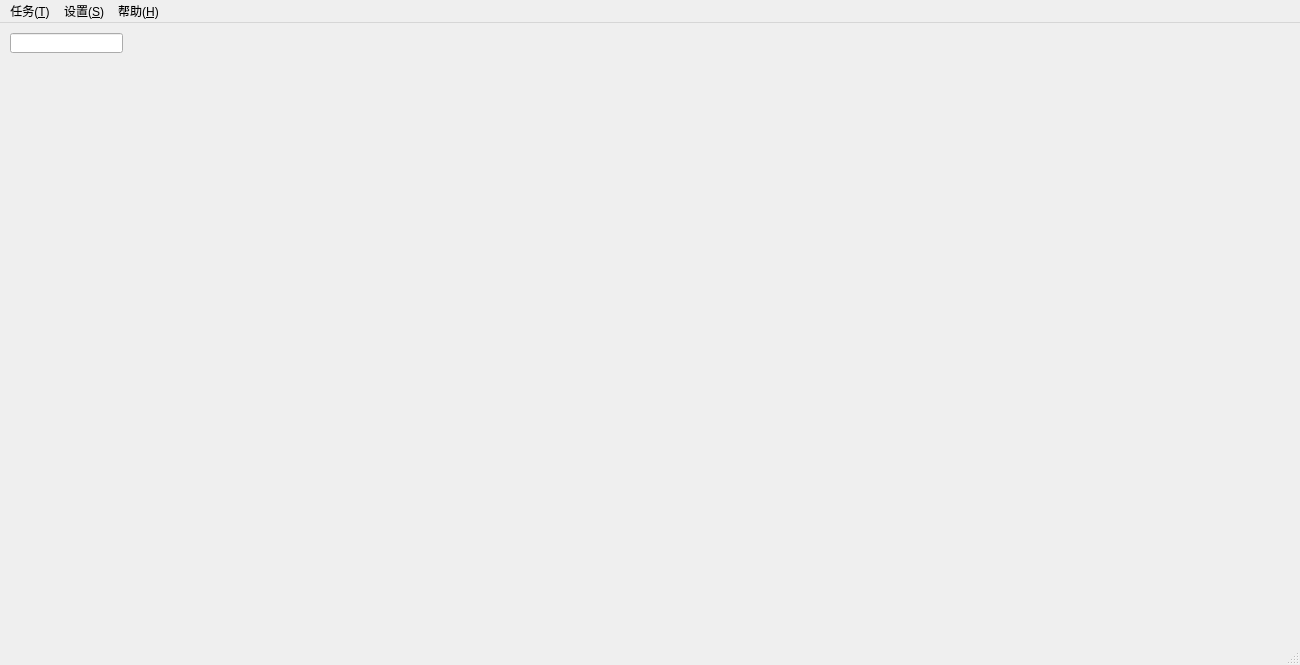
Old version of the form mainwindow.ui in the repository ChickenSeller/Primer-Maker.
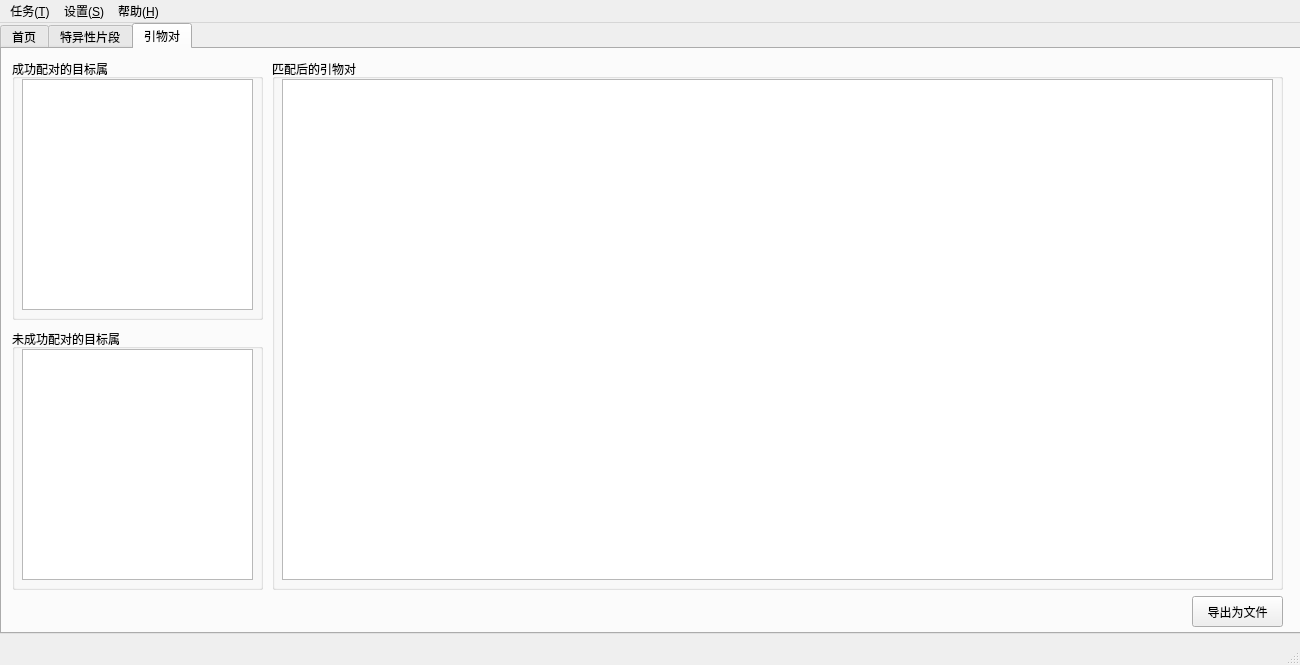
New version of the form.

The edit to the form file:
```diff
--- a/mainwindow.ui
+++ b/mainwindow.ui
@@ -14,15 +14,190 @@
    <string>MainWindow</string>
   </property>
   <widget class="QWidget" name="centralWidget">
-   <widget class="QLineEdit" name="lineEdit">
+   <widget class="QTabWidget" name="tabWidget">
     <property name="geometry">
      <rect>
-      <x>10</x>
-      <y>10</y>
-      <width>113</width>
-      <height>20</height>
+      <x>0</x>
+      <y>0</y>
+      <width>1301</width>
+      <height>611</height>
      </rect>
     </property>
+    <property name="currentIndex">
+     <number>2</number>
+    </property>
+    <widget class="QWidget" name="tab_3">
+     <attribute name="title">
+      <string>首页</string>
+     </attribute>
+    </widget>
+    <widget class="QWidget" name="tab">
+     <attribute name="title">
+      <string>特异性片段</string>
+     </attribute>
+     <widget class="QGroupBox" name="groupBox">
+      <property name="geometry">
+       <rect>
+        <x>10</x>
+        <y>10</y>
+        <width>251</width>
+        <height>531</height>
+       </rect>
+      </property>
+      <property name="title">
+       <string>目标属</string>
+      </property>
+      <widget class="QListWidget" name="listWidget">
+       <property name="geometry">
+        <rect>
+         <x>10</x>
+         <y>20</y>
+         <width>231</width>
+         <height>501</height>
+        </rect>
+       </property>
+       <item>
+        <property name="text">
+         <string>目标属A</string>
+        </property>
+       </item>
+       <item>
+        <property name="text">
+         <string>目标属B</string>
+        </property>
+       </item>
+      </widget>
+     </widget>
+     <widget class="QGroupBox" name="groupBox_2">
+      <property name="geometry">
+       <rect>
+        <x>270</x>
+        <y>10</y>
+        <width>1011</width>
+        <height>531</height>
+       </rect>
+      </property>
+      <property name="sizePolicy">
+       <sizepolicy hsizetype="Expanding" vsizetype="Preferred">
+        <horstretch>0</horstretch>
+        <verstretch>0</verstretch>
+       </sizepolicy>
+      </property>
+      <property name="title">
+       <string>特异性片段</string>
+      </property>
+      <widget class="QListWidget" name="listWidget_2">
+       <property name="geometry">
+        <rect>
+         <x>10</x>
+         <y>20</y>
+         <width>991</width>
+         <height>501</height>
+        </rect>
+       </property>
+      </widget>
+     </widget>
+     <widget class="QPushButton" name="pushButton">
+      <property name="geometry">
+       <rect>
+        <x>1190</x>
+        <y>547</y>
+        <width>91</width>
+        <height>31</height>
+       </rect>
+      </property>
+      <property name="text">
+       <string>导出为文件</string>
+      </property>
+     </widget>
+    </widget>
+    <widget class="QWidget" name="tab_2">
+     <attribute name="title">
+      <string>引物对</string>
+     </attribute>
+     <widget class="QGroupBox" name="groupBox_3">
+      <property name="geometry">
+       <rect>
+        <x>10</x>
+        <y>10</y>
+        <width>251</width>
+        <height>261</height>
+       </rect>
+      </property>
+      <property name="title">
+       <string>成功配对的目标属</string>
+      </property>
+      <widget class="QListWidget" name="listWidget_3">
+       <property name="geometry">
+        <rect>
+         <x>10</x>
+         <y>20</y>
+         <width>231</width>
+         <height>231</height>
+        </rect>
+       </property>
+      </widget>
+     </widget>
+     <widget class="QGroupBox" name="groupBox_4">
+      <property name="geometry">
+       <rect>
+        <x>10</x>
+        <y>280</y>
+        <width>251</width>
+        <height>261</height>
+       </rect>
+      </property>
+      <property name="title">
+       <string>未成功配对的目标属</string>
+      </property>
+      <widget class="QListWidget" name="listWidget_4">
+       <property name="geometry">
+        <rect>
+         <x>10</x>
+         <y>20</y>
+         <width>231</width>
+         <height>231</height>
+        </rect>
+       </property>
+      </widget>
+     </widget>
+     <widget class="QGroupBox" name="groupBox_5">
+      <property name="geometry">
+       <rect>
+        <x>270</x>
+        <y>10</y>
+        <width>1011</width>
+        <height>531</height>
+       </rect>
+      </property>
+      <property name="title">
+       <string>匹配后的引物对</string>
+      </property>
+      <widget class="QTableView" name="tableView">
+       <property name="geometry">
+        <rect>
+         <x>10</x>
+         <y>20</y>
+         <width>991</width>
+         <height>501</height>
+        </rect>
+       </property>
+      </widget>
+     </widget>
+     <widget class="QPushButton" name="pushButton_2">
+      <property name="geometry">
+       <rect>
+        <x>1190</x>
+        <y>547</y>
+        <width>91</width>
+        <height>31</height>
+       </rect>
+      </property>
+      <property name="text">
+       <string>导出为文件</string>
+      </property>
+     </widget>
+    </widget>
    </widget>
   </widget>
   <widget class="QMenuBar" name="menuBar">
```
